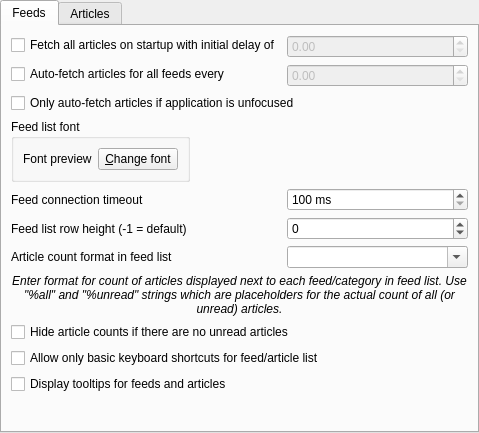
This is src/librssguard/gui/settings/settingsfeedsmessages.ui in martinrotter/rssguard as Qt 5 draws it before an edit. The edited form follows.
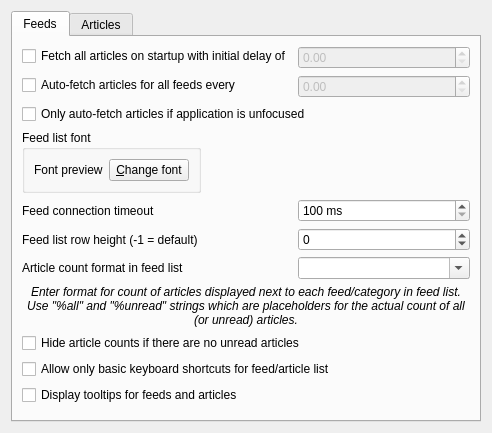
This is the edited form. Custom widgets are drawn as their Qt base class.

```diff
--- a/src/librssguard/gui/settings/settingsfeedsmessages.ui
+++ b/src/librssguard/gui/settings/settingsfeedsmessages.ui
@@ -11,18 +11,6 @@
    </rect>
   </property>
   <layout class="QHBoxLayout" name="horizontalLayout">
-   <property name="leftMargin">
-    <number>0</number>
-   </property>
-   <property name="topMargin">
-    <number>0</number>
-   </property>
-   <property name="rightMargin">
-    <number>0</number>
-   </property>
-   <property name="bottomMargin">
-    <number>0</number>
-   </property>
    <item>
     <widget class="QTabWidget" name="m_tabFeedsMessages">
      <property name="currentIndex">
```
